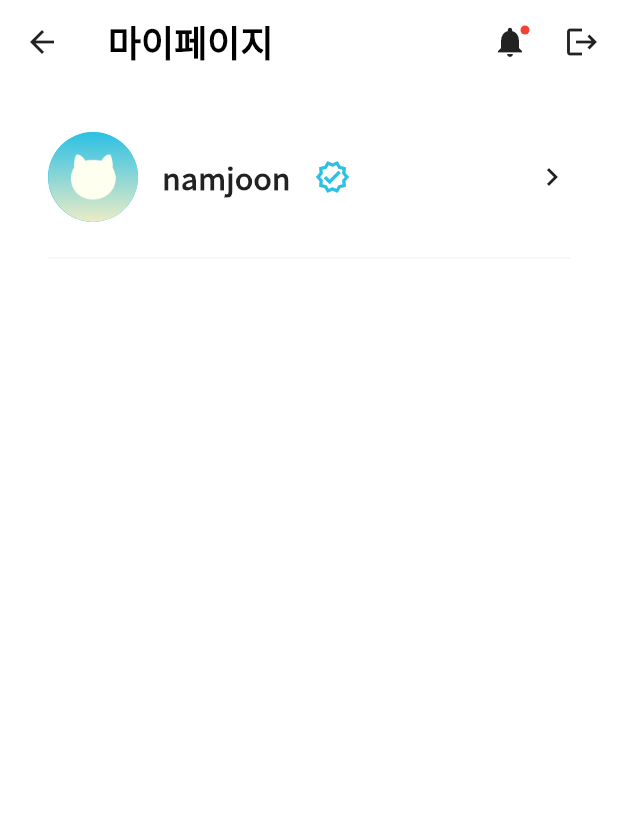
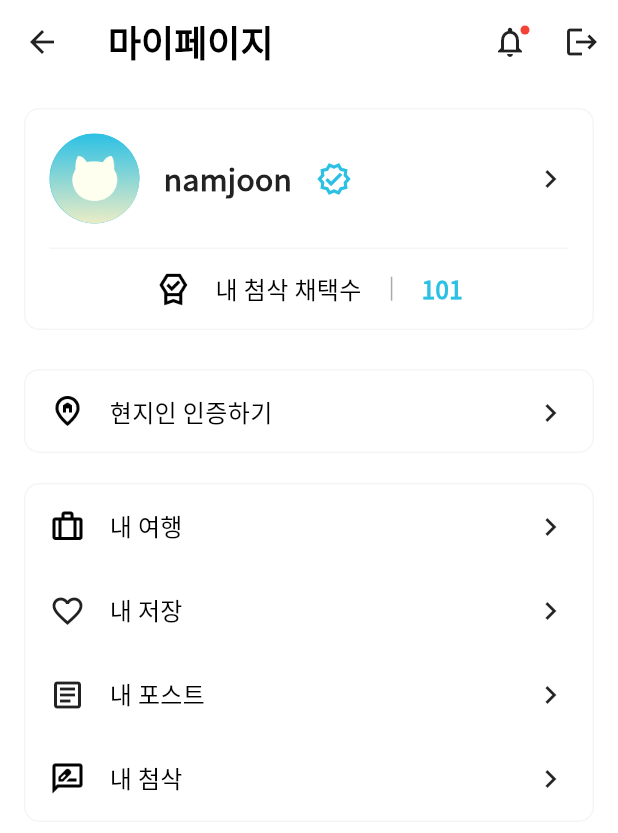
Before and after one commit to beforeitcools/flutter-locatrip, a Flutter app: the MypageScreen screen opened directly, on a phone screen of 412 x 824 dp. Shown: the top 833 px of the screen. Run offline on Flutter 3.47's test engine with Material 3 defaults, Android fonts, the phone set to English and light mode, and no system bars; our stand-ins replace calendar_date_picker2, dio, flutter_secure_storage, geocoding, geolocator, google_maps_flutter and 2 more; accounts and stored records are empty; network calls fail.

Commit message:
feat: 마이페이지 메인 스크린 구현

```diff
--- a/lib/Auth/model/auth_model.dart
+++ b/lib/Auth/model/auth_model.dart
@@ -12,7 +12,8 @@ class AuthModel {
     final dio = Dio();
 
     try {
-      final response = await dio.get("$backUrl/checkUserId?userId=$userId");
+      final response =
+          await dio.get("$backUrl/auth/checkUserId?userId=$userId");
 
       if (response.statusCode == 200) {
         return response.data['message'];
@@ -30,7 +31,7 @@ class AuthModel {
 
     try {
       final response =
-          await dio.get("$backUrl/checkNickname?nickname=$nickname");
+          await dio.get("$backUrl/auth/checkNickname?nickname=$nickname");
 
       if (response.statusCode == 200) {
         return response.data['message'];
@@ -56,7 +57,7 @@ class AuthModel {
                 filename: image.path.split('/').last,
               ),
       });
-      final response = await dio.post("$backUrl/signup",
+      final response = await dio.post("$backUrl/auth/signup",
           data: formData,
           options: Options(headers: {'Content-Type': 'multipart/form-data'}));
 
--- a/lib/Auth/screen/login_screen.dart
+++ b/lib/Auth/screen/login_screen.dart
@@ -51,7 +51,7 @@ class _LoginScreenState extends State<LoginScreen> {
 
   @override
   void initState() {
-    getLoginOptions();
+    getLoginOptions;
   }
 
   void _toggleSaveId() {
--- a/lib/Auth/screen/signup_screen.dart
+++ b/lib/Auth/screen/signup_screen.dart
@@ -87,7 +87,6 @@ class _SignupScreenState extends State<SignupScreen> {
         if (result.contains("사용 가능한")) {
           _emailCheck = true;
         }
-        ;
         _emailError = result;
       });
     }
--- a/lib/common/screen/home_screen.dart
+++ b/lib/common/screen/home_screen.dart
@@ -1,5 +1,6 @@
 import 'package:flutter/material.dart';
 import 'package:flutter_locatrip/chatting/screen/chatting_screen.dart';
+import 'package:flutter_locatrip/mypage/screen/mypage_screen.dart';
 import 'package:web_socket_channel/web_socket_channel.dart';
 
 import '../../main/screen/main_screen.dart';
@@ -21,7 +22,7 @@ class _HomeScreenState extends State<HomeScreen> {
     MapScreen(),
     // AdviceScreen(),
     ChattingScreen(),
-    // MypageScreen(),
+    MypageScreen(),
   ];
 
   // 탭 선택 시 호출 함수
@@ -45,8 +46,8 @@ class _HomeScreenState extends State<HomeScreen> {
                 icon: Icon(Icons.home_outlined), label: "홈"),
             BottomNavigationBarItem(
                 icon: Icon(Icons.map_outlined), label: "지도"),
-            BottomNavigationBarItem(
-                icon: Icon(Icons.recommend_outlined), label: "여행첨삭소"),
+            /*BottomNavigationBarItem(
+                icon: Icon(Icons.recommend_outlined), label: "여행첨삭소"),*/
             BottomNavigationBarItem(
                 icon: Icon(Icons.sms_outlined), label: "채팅"),
             BottomNavigationBarItem(
--- /dev/null
+++ b/lib/mypage/model/mypage_model.dart
@@ -0,0 +1,3 @@
+class MypageModel {
+  String backUrl = "http://112.221.66.174:1102";
+}
--- a/lib/mypage/screen/mypage_screen.dart
+++ b/lib/mypage/screen/mypage_screen.dart
@@ -25,6 +25,50 @@ class _MypageScreenState extends State<MypageScreen> {
     LoadingOverlay.hide();*/
   }
 
+  Widget _buildIconOrImage(dynamic icon) {
+    if (icon is String) {
+      return Image.asset(
+        icon,
+        width: 24,
+        height: 24,
+        fit: BoxFit.cover,
+      );
+    } else if (icon is IconData) {
+      return Icon(icon, size: 24, color: blackColor);
+    } else {
+      return Icon(Icons.error_outline, size: 24, color: blackColor);
+    }
+  }
+
+  Widget _materialCreator(dynamic icon, String title /*, String screenName*/) {
+    return Material(
+      color: Colors.transparent,
+      child: InkWell(
+          onTap: () {},
+          splashColor: Color.fromARGB(50, 43, 192, 228),
+          highlightColor: Color.fromARGB(30, 43, 192, 228),
+          borderRadius: BorderRadius.circular(10),
+          child: Container(
+            height: 56,
+            padding: EdgeInsets.symmetric(vertical: 16, horizontal: 16),
+            child: Row(
+              children: [
+                _buildIconOrImage(icon),
+                SizedBox(
+                  width: 16,
+                ),
+                Text(
+                  title,
+                  style: Theme.of(context).textTheme.bodyMedium,
+                ),
+                Spacer(),
+                Icon(Icons.chevron_right),
+              ],
+            ),
+          )),
+    );
+  }
+
   @override
   Widget build(BuildContext context) {
     return Scaffold(
@@ -39,11 +83,12 @@ class _MypageScreenState extends State<MypageScreen> {
                 // 알림창으로 이동
               },
               splashRadius: 24,
-              // splashColor: pointBlueColor,
+              splashColor: Color.fromARGB(70, 43, 192, 228),
+              highlightColor: Color.fromARGB(50, 43, 192, 228),
               icon: Stack(
                 clipBehavior: Clip.none,
                 children: [
-                  Icon(Icons.notifications),
+                  Icon(Icons.notifications_outlined),
                   // 새로운 알림 여부 ?
                   Positioned(
                     right: -1,
@@ -56,31 +101,40 @@ class _MypageScreenState extends State<MypageScreen> {
                   )
                 ],
               )),
-          IconButton(onPressed: _logout, icon: Icon(Icons.logout)),
+          IconButton(
+            onPressed: _logout,
+            icon: Icon(Icons.logout),
+            splashRadius: 24,
+            splashColor: Color.fromARGB(70, 43, 192, 228),
+            highlightColor: Color.fromARGB(50, 43, 192, 228),
+          ),
         ],
       ),
-      body: SingleChildScrollView(
-        child: ConstrainedBox(
-          constraints: BoxConstraints(
-            minHeight: MediaQuery.of(context).size.height,
-          ),
-          child: IntrinsicHeight(
-            child: Padding(
+      body: Padding(
         padding: EdgeInsets.fromLTRB(16, 16, 16, 16),
         child: Center(
           child: Column(
             children: [
               Container(
-                      height: 150,
+                height: 148,
                 decoration: BoxDecoration(
                     color: Colors.white,
                     borderRadius: BorderRadius.circular(10),
-                        // 색??
-                      ),
+                    border: Border.all(
+                      color: lightGrayColor,
+                      width: 1.0,
+                    )),
                 child: Column(
                   children: [
                     // 프로필
-                          Container(
+                    Material(
+                      color: Colors.transparent,
+                      child: InkWell(
+                        onTap: () {},
+                        splashColor: Color.fromARGB(50, 43, 192, 228),
+                        highlightColor: Color.fromARGB(30, 43, 192, 228),
+                        borderRadius: BorderRadius.circular(10),
+                        child: Container(
                           height: 92,
                           child: Padding(
                             padding: EdgeInsets.symmetric(
@@ -118,16 +172,98 @@ class _MypageScreenState extends State<MypageScreen> {
                                 Icon(Icons.chevron_right),
                               ],
                             ),
-                              )),
-                          // 중간선
-                          Padding(
-                            padding: EdgeInsets.symmetric(horizontal: 16),
-                            child: Divider(
-                              color: lightGrayColor,
-                              thickness: 1,
                           ),
                         ),
-                          Container(),
+                      ),
+                    ),
+                    Container(
+                      height: 54,
+                      child: Padding(
+                        padding: EdgeInsets.symmetric(
+                          horizontal: 16,
+                        ),
+                        child: Container(
+                            decoration: BoxDecoration(
+                                color: Colors.white,
+                                border: Border(
+                                  top: BorderSide(
+                                    color: lightGrayColor,
+                                    width: 1.0,
+                                  ),
+                                )),
+                            child: Align(
+                              alignment: Alignment.center,
+                              child: Row(
+                                mainAxisAlignment: MainAxisAlignment.center,
+                                children: [
+                                  Image.asset(
+                                    "assets/icon/editor_choice.png",
+                                    width: 24,
+                                    height: 24,
+                                    fit: BoxFit.cover,
+                                  ),
+                                  SizedBox(
+                                    width: 16,
+                                  ),
+                                  Text(
+                                    "내 첨삭 채택수",
+                                    style:
+                                        Theme.of(context).textTheme.bodyMedium,
+                                  ),
+                                  SizedBox(
+                                    height: 16,
+                                    width: 40,
+                                    child: VerticalDivider(
+                                      color: grayColor,
+                                      thickness: 1.0,
+                                    ),
+                                  ),
+                                  Text("101",
+                                      style: TextStyle(
+                                        color: pointBlueColor,
+                                        fontSize: 16,
+                                        fontWeight: FontWeight.w800,
+                                      )),
+                                ],
+                              ),
+                            )),
+                      ),
+                    ),
+                  ],
+                ),
+              ),
+              SizedBox(
+                height: 26,
+              ),
+              Container(
+                height: 56,
+                decoration: BoxDecoration(
+                    color: Colors.white,
+                    borderRadius: BorderRadius.circular(10),
+                    border: Border.all(
+                      color: lightGrayColor,
+                      width: 1.0,
+                    )),
+                child: _materialCreator("assets/icon/home_pin.png", "현지인 인증하기"),
+              ),
+              SizedBox(
+                height: 20,
+              ),
+              Container(
+                height: 226,
+                decoration: BoxDecoration(
+                    color: Colors.white,
+                    borderRadius: BorderRadius.circular(10),
+                    border: Border.all(
+                      color: lightGrayColor,
+                      width: 1.0,
+                    )),
+                child: Column(
+                  children: [
+                    _materialCreator("assets/icon/trip.png", "내 여행"),
+                    _materialCreator(Icons.favorite_border_outlined, "내 저장"),
+                    _materialCreator(Icons.article_outlined, "내 포스트"),
+                    _materialCreator("assets/icon/rate_review.png", "내 첨삭"),
                   ],
                 ),
               ),
@@ -135,9 +271,6 @@ class _MypageScreenState extends State<MypageScreen> {
           ),
         ),
       ),
-          ),
-        ),
-      ),
     );
   }
 }
--- a/pubspec.yaml
+++ b/pubspec.yaml
@@ -39,6 +39,7 @@ flutter:
   uses-material-design: true
   assets:
     - assets/
+    - assets/icon/
   fonts:
     - family: NotoSansKR
       fonts:
```
Also changed, not shown: assets/icon/editor_choice.png (added), assets/icon/home_pin.png (added), assets/icon/rate_review.png (added), assets/icon/trip.png (added), 1 other file. Lines whose indentation alone changed are shown as unchanged.
